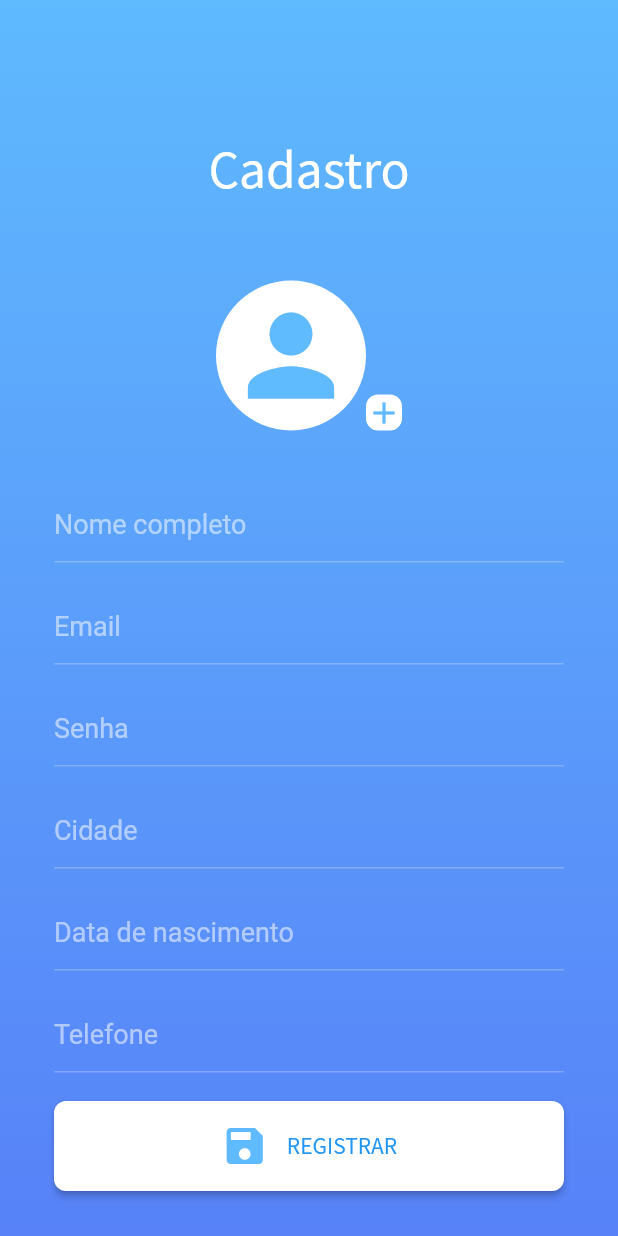
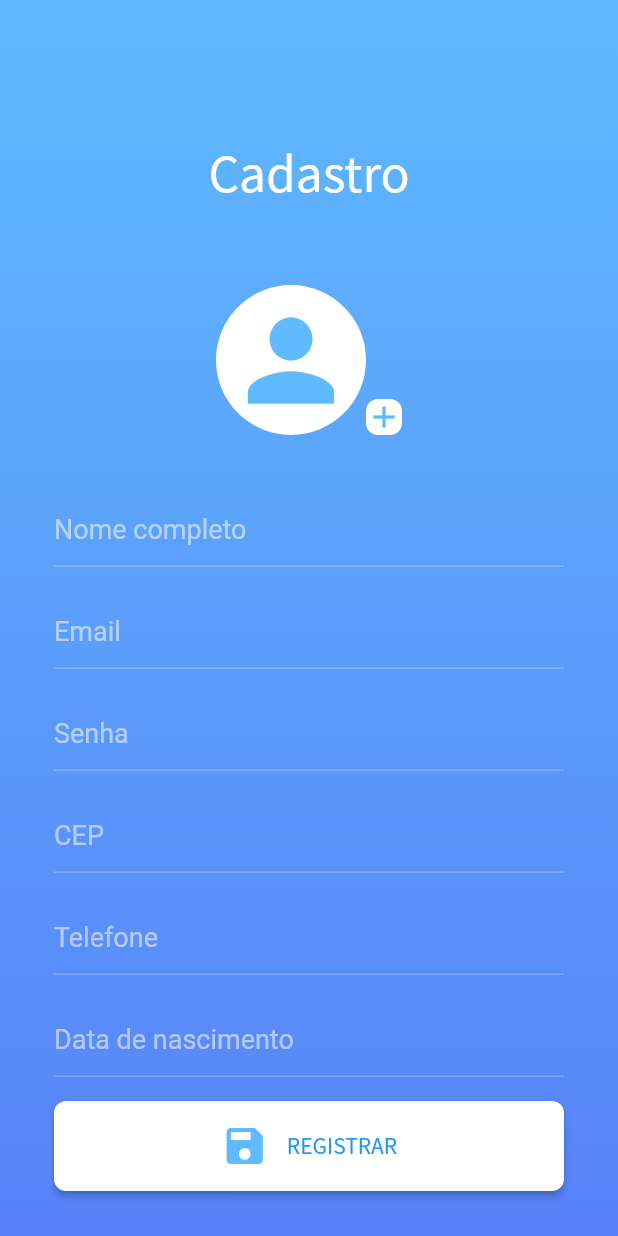
Before and after one commit to GabrielDimaa/beach_service, a Flutter app: the screen it shows after launch, on a phone screen of 412 x 824 dp. Run offline on Flutter 3.47's test engine with Material 2 defaults, Android fonts, the phone set to English and light mode, and no system bars; our stand-ins replace brasil_fields, flutter_mobx, flutter_modular, mobx; generated files the repository leaves out were written again.

Commit message:
Finalização layout da tela

```diff
--- a/lib/app/app_widget.dart
+++ b/lib/app/app_widget.dart
@@ -1,5 +1,6 @@
 import 'package:flutter/cupertino.dart';
 import 'package:flutter/material.dart';
+import 'package:flutter_localizations/flutter_localizations.dart';
 import 'package:flutter_modular/flutter_modular.dart';
 
 class AppWidget extends StatelessWidget {
@@ -20,11 +21,19 @@ class AppWidget extends StatelessWidget {
           headline1: TextStyle(color: Colors.white, fontSize: 32, fontWeight: FontWeight.w500, fontFamily: 'NotoSansJP'),
           headline2: TextStyle(color: Colors.white, fontSize: 42, fontWeight: FontWeight.w500, fontFamily: 'NotoSansJP'),
           headline3: TextStyle(color: Colors.white, fontSize: 50, fontWeight: FontWeight.w500, fontFamily: 'NotoSansJP'),
+          // bodyText1: TextStyle(color: Colors.white, fontSize: 50, fontWeight: FontWeight.w500, fontFamily: 'NotoSansJP'),
+          // bodyText2: TextStyle(color: Colors.white, fontSize: 50, fontWeight: FontWeight.w500, fontFamily: 'NotoSansJP'),
         ),
         iconTheme: IconThemeData(
           color: Colors.white,
           size: 24,
         ),
+        colorScheme: ColorScheme.light(
+          primary: PaletaCores.primary,
+          onPrimary: Colors.white,
+          onSurface: Colors.black,
+        ),
+        dialogBackgroundColor: Colors.white,
         elevatedButtonTheme: ElevatedButtonThemeData(
           style: ElevatedButton.styleFrom(
             primary: Colors.white,
@@ -34,6 +43,12 @@ class AppWidget extends StatelessWidget {
           ),
         ),
       ),
+      localizationsDelegates: [
+        GlobalMaterialLocalizations.delegate,
+        GlobalCupertinoLocalizations.delegate,
+        GlobalWidgetsLocalizations.delegate,
+      ],
+      supportedLocales: [const Locale('pt', 'BR')],
     ).modular();
   }
 }
--- a/lib/app/modules/user/user_page.dart
+++ b/lib/app/modules/user/user_page.dart
@@ -1,11 +1,15 @@
 import 'package:beach_service/app/app_widget.dart';
 import 'package:beach_service/app/shared/components/app_bar/app_bar_title.dart';
+import 'package:beach_service/app/shared/components/busca_widget.dart';
 import 'package:beach_service/app/shared/components/icon_text_widget.dart';
 import 'package:beach_service/app/shared/components/scaffold_widget.dart';
+import 'package:beach_service/app/shared/components/text_form_field_widget.dart';
 import 'package:beach_service/app/shared/defaults/default_sized_box.dart';
 import 'package:brasil_fields/brasil_fields.dart';
 import 'package:flutter/material.dart';
 import 'package:flutter/services.dart';
+import 'package:flutter_mobx/flutter_mobx.dart';
+import 'package:beach_service/app/shared/extensions/date_extension.dart';
 
 class UserPage extends StatefulWidget {
   final String title;
@@ -17,22 +21,34 @@ class UserPage extends StatefulWidget {
 }
 
 class _UserPageState extends State<UserPage> {
-
   //TextEditingControllers
   final TextEditingController _controllerNome = TextEditingController();
   final TextEditingController _controllerEmail = TextEditingController();
-  final TextEditingController _controllerSenha = TextEditingController();
-  final TextEditingController _controllerCidade = TextEditingController();
+  final TextEditingController _controllerPassword = TextEditingController();
+  final TextEditingController _controllerCep = TextEditingController();
   final TextEditingController _controllerDataNascimento = TextEditingController();
   final TextEditingController _controllerTelefone = TextEditingController();
 
   @override
+  void initState() {
+    super.initState();
+    init();
+  }
+
+  void init() {
+    // Update TextEditingController
+  }
+
+  @override
   Widget build(BuildContext context) {
+    final bottomScroll = MediaQuery.of(context).viewInsets.bottom;
     return ScaffoldWidget(
       body: Column(
         children: [
           Expanded(
             child: SingleChildScrollView(
+              reverse: true,
+              padding: EdgeInsets.only(bottom: bottomScroll ?? 0),
               child: Column(
                 children: [
                   AppBarTitleWidget(title: widget.title),
@@ -52,7 +68,8 @@ class _UserPageState extends State<UserPage> {
                             borderRadius: BorderRadius.circular(8),
                             color: Colors.white,
                           ),
-                            child: Icon(Icons.add, color: PaletaCores.primaryLight)),
+                          child: Icon(Icons.add, color: PaletaCores.primaryLight),
+                        ),
                       ],
                     ),
                   ),
@@ -61,26 +78,63 @@ class _UserPageState extends State<UserPage> {
                   Form(
                     child: Column(
                       children: [
-                        _textFormField(label: "Nome completo", keyboardType: TextInputType.name),
+                        TextFormFieldWidget(
+                          label: "Nome completo",
+                          keyboardType: TextInputType.name,
+                          controller: _controllerNome,
+                        ),
                         DefaultSizedBox(),
-                        _textFormField(label: "Email", keyboardType: TextInputType.emailAddress),
+                        TextFormFieldWidget(
+                          label: "Email",
+                          keyboardType: TextInputType.emailAddress,
+                          controller: _controllerEmail,
+                        ),
                         DefaultSizedBox(),
-                        _textFormField(label: "Senha", obscure: true),
+                        TextFormFieldWidget(
+                          label: "Senha",
+                          obscure: true,
+                          controller: _controllerPassword,
+                        ),
                         DefaultSizedBox(),
-                        _textFormField(label: "Cidade"),
+                        TextFormFieldWidget(
+                          label: "CEP",
+                          controller: _controllerCep,
+                          inputFormatters: [
+                            FilteringTextInputFormatter.digitsOnly,
+                            CepInputFormatter(),
+                          ],
+                        ),
                         DefaultSizedBox(),
-                        _textFormField(label: "Data de nascimento", keyboardType: TextInputType.number, controller: _controllerDataNascimento, inputFormatter: [
-                          FilteringTextInputFormatter.digitsOnly,
-                          DataInputFormatter(),
-                        ]),
-                        DefaultSizedBox(),
-                        _textFormField(
+                        TextFormFieldWidget(
                           label: "Telefone",
                           keyboardType: TextInputType.phone,
-                          inputFormatter: [
+                          inputFormatters: [
                             FilteringTextInputFormatter.digitsOnly,
                             TelefoneInputFormatter(),
                           ],
+                        ),
+                        DefaultSizedBox(),
+                        BuscaWidget(
+                          label: "Data de nascimento",
+                          textEditingController: _controllerDataNascimento,
+                          onTapFormField: () async {
+                            DateTime data = await showDatePicker(
+                              context: context,
+                              initialDate: DateTime.utc(2000, 1, 1),
+                              firstDate: DateTime(1910, 1, 1),
+                              lastDate: DateTime.now(),
+                            );
+                            setState(() {
+                              //controller.setDataHora(data);
+                              _controllerDataNascimento.text = data.formated ?? "";
+                            });
+                          },
+                          onTapClear: () {
+                            setState(() {
+                              //controller.setFormaRecebimento(null);
+                              _controllerDataNascimento.clear();
+                            });
+                          },
                         ),
                       ],
                     ),
@@ -91,37 +145,16 @@ class _UserPageState extends State<UserPage> {
           ),
           SizedBox(
             width: double.infinity,
+            child: Padding(
+              padding: const EdgeInsets.only(top: 16.0),
               child: ElevatedButton(
                 onPressed: () {},
                 child: IconTextWidget(text: "REGISTRAR", icon: Icons.save),
+              ),
             ),
           ),
         ],
       ),
     );
   }
-
-  Widget _textFormField({
-    String label,
-    TextEditingController controller,
-    bool obscure = false,
-    TextInputType keyboardType = TextInputType.text,
-    List<TextInputFormatter> inputFormatter,
-  }) {
-    return TextFormField(
-      controller: controller,
-      cursorColor: Colors.white,
-      style: TextStyle(color: Colors.white, fontSize: 18),
-      obscureText: obscure,
-      keyboardType: keyboardType,
-      inputFormatters: inputFormatter,
-      decoration: InputDecoration(
-        contentPadding: EdgeInsets.only(bottom: 8),
-        focusedBorder: UnderlineInputBorder(borderSide: BorderSide(color: Colors.white54)),
-        enabledBorder: UnderlineInputBorder(borderSide: BorderSide(color: Colors.white24)),
-        labelText: label,
-        labelStyle: TextStyle(fontSize: 18, color: Colors.white54),
-      ),
-    );
 }
-}
--- /dev/null
+++ b/lib/app/shared/components/busca_widget.dart
@@ -0,0 +1,51 @@
+import 'package:beach_service/app/shared/components/text_form_field_widget.dart';
+import 'package:flutter/material.dart';
+import 'package:flutter/services.dart';
+import 'package:beach_service/app/shared/extensions/string_extension.dart';
+
+class BuscaWidget extends StatelessWidget {
+  final String label;
+  final TextEditingController textEditingController;
+  final TextInputType textInputType;
+  final Function(String) onChanged;
+  final Function onTapFormField;
+  final Function onTapClear;
+  final bool enabled;
+
+  const BuscaWidget({
+    this.label = "",
+    this.textEditingController,
+    this.textInputType,
+    this.onChanged,
+    this.onTapFormField,
+    this.onTapClear,
+    this.enabled = true,
+  });
+
+  @override
+  Widget build(BuildContext context) {
+    return Stack(
+      children: [
+        TextFormFieldWidget(
+          label: label,
+          controller: textEditingController,
+          onTapFormField: onTapFormField,
+          readOnly: true,
+        ),
+        Visibility(
+          visible: textEditingController.text.notIsNullOrEmpty(),
+          child: Align(
+            alignment: Alignment.centerRight,
+            heightFactor: 1.2,
+            child: IconButton(
+              icon: Icon(Icons.cancel, color: Colors.white70),
+              iconSize: 25,
+              splashRadius: 35,
+              onPressed: onTapClear,
+            ),
+          ),
+        ),
+      ],
+    );
+  }
+}
--- a/lib/app/shared/components/scaffold_widget.dart
+++ b/lib/app/shared/components/scaffold_widget.dart
@@ -26,6 +26,7 @@ class _ScaffoldWidgetState extends State<ScaffoldWidget> {
   Widget build(BuildContext context) {
     return Scaffold(
       appBar: widget.appBar,
+      resizeToAvoidBottomInset: false,
       floatingActionButton: widget.floatingActionButton,
       floatingActionButtonLocation: widget.floatingActionButtonLocation,
       drawer: widget.drawer,
--- /dev/null
+++ b/lib/app/shared/components/text_form_field_widget.dart
@@ -0,0 +1,49 @@
+import 'package:flutter/material.dart';
+import 'package:flutter/services.dart';
+
+class TextFormFieldWidget extends StatelessWidget {
+  final String label;
+  final TextEditingController controller;
+  final TextInputType keyboardType;
+  final Function(String) onChanged;
+  final Function onTapFormField;
+  final bool enabled;
+  final bool readOnly;
+  final bool obscure;
+  final List<TextInputFormatter> inputFormatters;
+
+  const TextFormFieldWidget({
+    Key key,
+    this.label = "",
+    this.controller,
+    this.keyboardType = TextInputType.text,
+    this.onChanged,
+    this.enabled,
+    this.obscure = false,
+    this.inputFormatters,
+    this.onTapFormField,
+    this.readOnly = false,
+  }) : super(key: key);
+
+  @override
+  Widget build(BuildContext context) {
+    return TextFormField(
+      controller: controller,
+      cursorColor: Colors.white,
+      style: TextStyle(color: Colors.white, fontSize: 18),
+      obscureText: obscure,
+      readOnly: readOnly,
+      onChanged: onChanged,
+      keyboardType: keyboardType,
+      onTap: onTapFormField,
+      inputFormatters: inputFormatters ?? [TextInputFormatter.withFunction((oldValue, newValue) => oldValue)],
+      decoration: InputDecoration(
+        contentPadding: EdgeInsets.only(bottom: 8),
+        focusedBorder: UnderlineInputBorder(borderSide: BorderSide(color: Colors.white54)),
+        enabledBorder: UnderlineInputBorder(borderSide: BorderSide(color: Colors.white24)),
+        labelText: label,
+        labelStyle: TextStyle(fontSize: 18, color: Colors.white54),
+      ),
+    );
+  }
+}
--- /dev/null
+++ b/lib/app/shared/extensions/date_extension.dart
@@ -0,0 +1,16 @@
+import 'package:intl/intl.dart';
+import 'package:intl/date_symbol_data_local.dart';
+
+extension DatetimeExtension on DateTime {
+  String get formatedWithHour {
+    initializeDateFormatting('pt_BR', null);
+
+    return DateFormat.yMd('pt_BR').add_Hm().format(this);
+  }
+
+  String get formated {
+    initializeDateFormatting('pt_BR', null);
+
+    return DateFormat.yMd('pt_BR').format(this);
+  }
+}
--- /dev/null
+++ b/lib/app/shared/extensions/string_extension.dart
@@ -0,0 +1,5 @@
+extension StringExtension on String {
+  bool isNullOrEmpty() => this == null || this.trim().isEmpty;
+
+  bool notIsNullOrEmpty() => !this.isNullOrEmpty();
+}
--- a/pubspec.yaml
+++ b/pubspec.yaml
@@ -7,6 +7,8 @@ environment:
 
 dependencies:
   flutter:
+    sdk: flutter
+  flutter_localizations:
     sdk: flutter
   brasil_fields: ^1.1.1
   cupertino_icons: ^1.0.2
```
Lines whose indentation alone changed are shown as unchanged.
